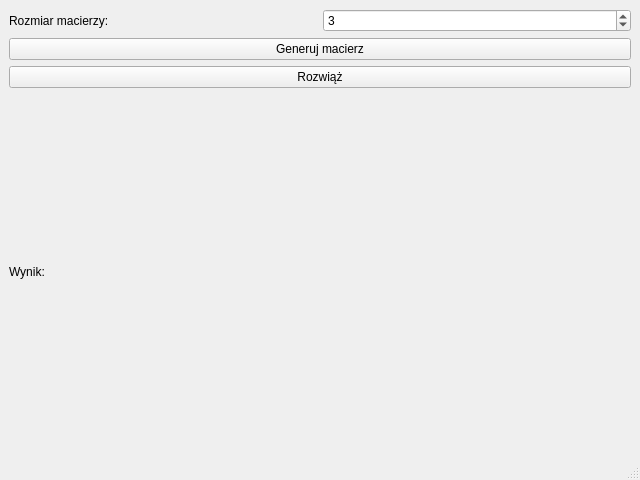
Before: the Qt Designer form mainwindow.ui in erybie222/CroutSolver, drawn with Qt 5.
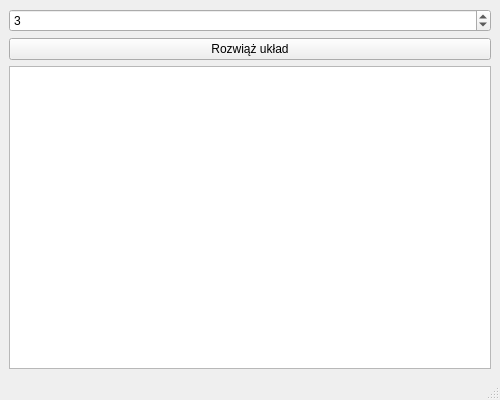
After: the same form once the commit is applied.

```diff
--- a/mainwindow.ui
+++ b/mainwindow.ui
@@ -6,8 +6,8 @@
    <rect>
     <x>0</x>
     <y>0</y>
-    <width>640</width>
-    <height>480</height>
+    <width>500</width>
+    <height>400</height>
    </rect>
   </property>
   <property name="windowTitle">
@@ -16,16 +16,7 @@
   <widget class="QWidget" name="centralwidget">
    <layout class="QVBoxLayout" name="topLayout">
     <item>
-     <layout class="QHBoxLayout">
-      <item>
-       <widget class="QLabel" name="sizeLabel">
-        <property name="text">
-         <string>Rozmiar macierzy:</string>
-        </property>
-       </widget>
-      </item>
-      <item>
-       <widget class="QSpinBox" name="sizeSpinBox">
+     <widget class="QSpinBox" name="matrixSizeSpinBox">
         <property name="minimum">
          <number>2</number>
         </property>
@@ -37,36 +28,23 @@
         </property>
        </widget>
       </item>
-     </layout>
-    </item>
-    <item>
-     <widget class="QPushButton" name="generateButton">
-      <property name="text">
-       <string>Generuj macierz</string>
-      </property>
-     </widget>
-    </item>
-    <item>
-     <layout class="QHBoxLayout">
       <item>
        <layout class="QGridLayout" name="matrixLayout"/>
       </item>
       <item>
-       <layout class="QVBoxLayout" name="vectorLayout"/>
-      </item>
-     </layout>
+     <layout class="QGridLayout" name="vectorLayout"/>
     </item>
     <item>
      <widget class="QPushButton" name="solveButton">
       <property name="text">
-       <string>Rozwiąż</string>
+       <string>Rozwiąż układ</string>
       </property>
      </widget>
     </item>
     <item>
-     <widget class="QLabel" name="resultLabel">
-      <property name="text">
-       <string>Wynik:</string>
+     <widget class="QTextEdit" name="solutionTextEdit">
+      <property name="readOnly">
+       <bool>true</bool>
       </property>
      </widget>
     </item>
```
Left out of the diff: 2 changed lines with no effect on the pictures. Lines whose indentation alone changed are shown as unchanged.
